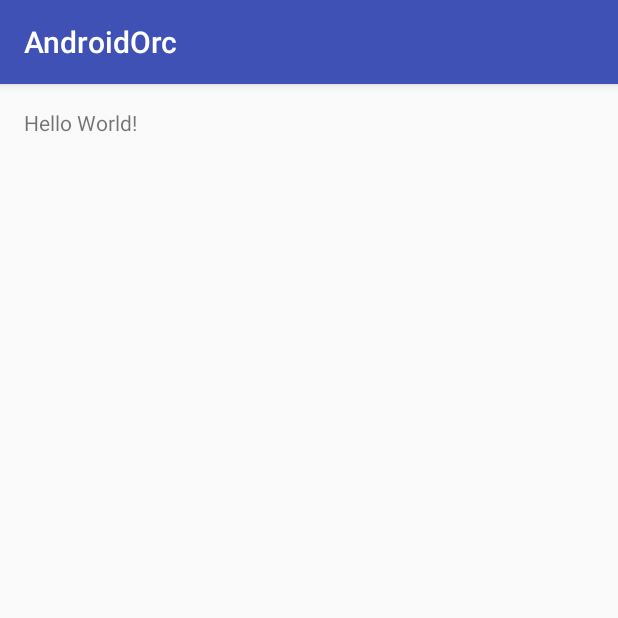
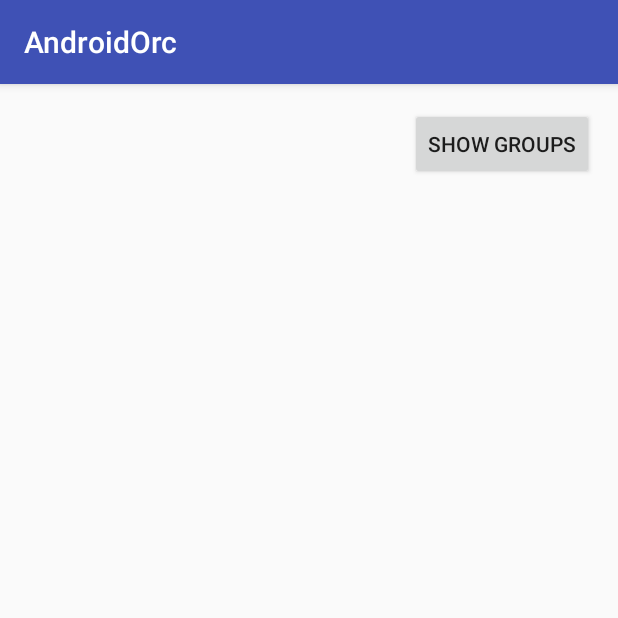
Before and after one commit to mshirdel/orc-android, an Android app: the screen it shows after launch (MainActivity), on a phone screen of 412 x 824 dp, the top half of it. Run offline under Robolectric (Android 15) with nearby library versions, the light colour scheme and no system bars.

Commit message:
get Group names through api

```diff
--- a/app/src/main/AndroidManifest.xml
+++ b/app/src/main/AndroidManifest.xml
@@ -1,7 +1,7 @@
 <?xml version="1.0" encoding="utf-8"?>
 <manifest xmlns:android="http://schemas.android.com/apk/res/android"
     package="io.github.mshirdel.androidorc">
-
+    <uses-permission android:name="android.permission.INTERNET"/>
     <application
         android:allowBackup="true"
         android:icon="@mipmap/ic_launcher"
--- /dev/null
+++ b/app/src/main/java/io/github/mshirdel/androidorc/Service/OrcService.java
@@ -0,0 +1,15 @@
+package io.github.mshirdel.androidorc.Service;
+
+import java.util.List;
+
+import io.github.mshirdel.androidorc.Models.Group;
+import retrofit2.Call;
+import retrofit2.http.GET;
+
+/**
+ * Created by meysam on 12/2/16.
+ */
+public interface OrcService {
+    @GET("api/v1/cms/groups")
+    Call<List<Group>> listGroup();
+}
--- a/app/src/main/res/layout/activity_main.xml
+++ b/app/src/main/res/layout/activity_main.xml
@@ -9,8 +9,24 @@
     android:paddingTop="@dimen/activity_vertical_margin"
     tools:context="io.github.mshirdel.androidorc.MainActivity">
 
-    <TextView
-        android:layout_width="wrap_content"
+    <LinearLayout
+        android:orientation="horizontal"
+        android:layout_width="match_parent"
         android:layout_height="wrap_content"
-        android:text="Hello World!" />
+        android:layout_alignParentTop="true"
+        android:layout_alignParentLeft="true"
+        android:layout_alignParentStart="true">
+
+        <TextView
+            android:layout_width="0dp"
+            android:layout_height="wrap_content"
+            android:id="@+id/textView1"
+            android:layout_weight="1"/>
+
+        <Button
+            android:layout_width="wrap_content"
+            android:layout_height="wrap_content"
+            android:text="@string/show_groups"
+            android:id="@+id/btnGet"/>
+    </LinearLayout>
 </RelativeLayout>
--- a/app/src/main/res/values/strings.xml
+++ b/app/src/main/res/values/strings.xml
@@ -1,3 +1,4 @@
 <resources>
     <string name="app_name">AndroidOrc</string>
+    <string name="show_groups">Show Groups</string>
 </resources>
```
Also changed, not shown: app/build.gradle (+10 -1 lines), app/src/main/java/io/github/mshirdel/androidorc/MainActivity.java (+54 -0 lines), app/src/main/java/io/github/mshirdel/androidorc/Models/Group.java (added, +11 -0 lines).
